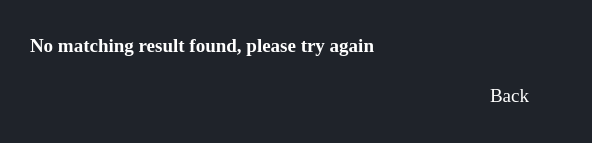
The window that ui/NoMatchingResultPopwindow.ui (aanushri9/Counter-Harvesting-5.1) describes before a commit, drawn with Qt 5.
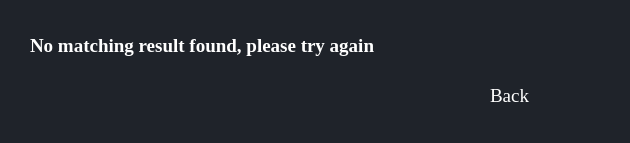
The same window after the commit.

The edit to the form file:
```diff
--- a/ui/NoMatchingResultPopwindow.ui
+++ b/ui/NoMatchingResultPopwindow.ui
@@ -6,7 +6,7 @@
    <rect>
     <x>0</x>
     <y>0</y>
-    <width>592</width>
+    <width>630</width>
     <height>143</height>
    </rect>
   </property>
```
